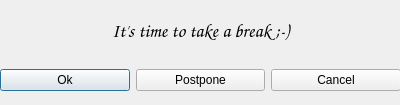
Before: the Qt Designer form BreakNotification.ui in Leonid-SPB/QWorkBreak, drawn with Qt 5.
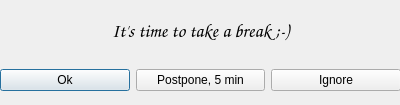
After: the same form once the commit is applied.

Patch:
```diff
--- a/BreakNotification.ui
+++ b/BreakNotification.ui
@@ -39,14 +39,14 @@
     <item>
      <widget class="QPushButton" name="pushButtonPostpone">
       <property name="text">
-       <string>Postpone</string>
+       <string>Postpone, 5 min</string>
       </property>
      </widget>
     </item>
     <item>
      <widget class="QPushButton" name="pushButtonCancel">
       <property name="text">
-       <string>Cancel</string>
+       <string>Ignore</string>
       </property>
      </widget>
     </item>
```
